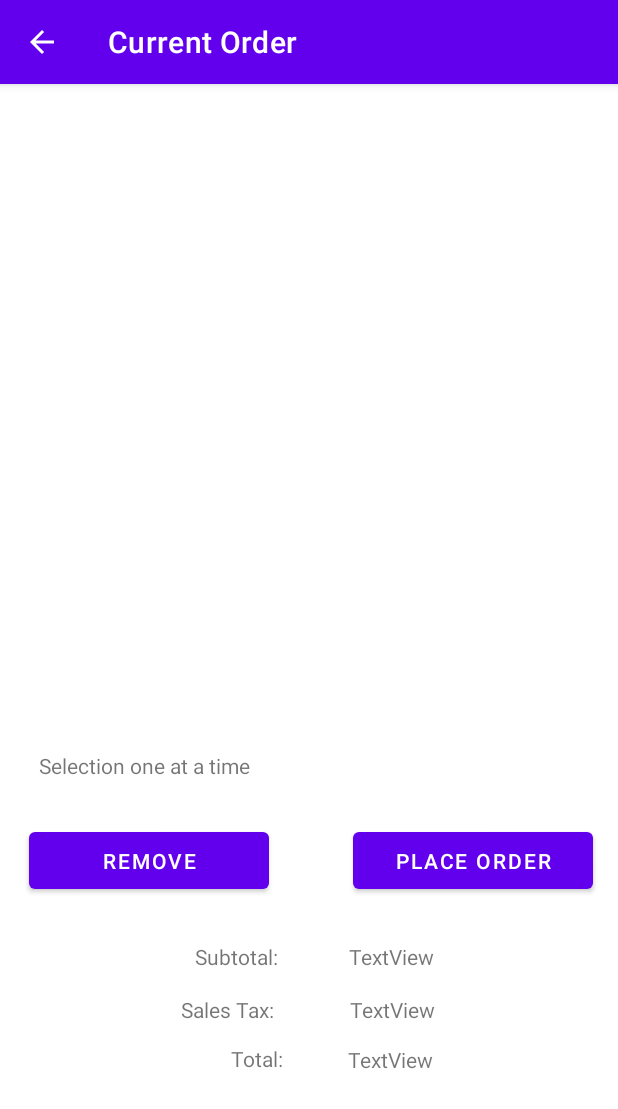
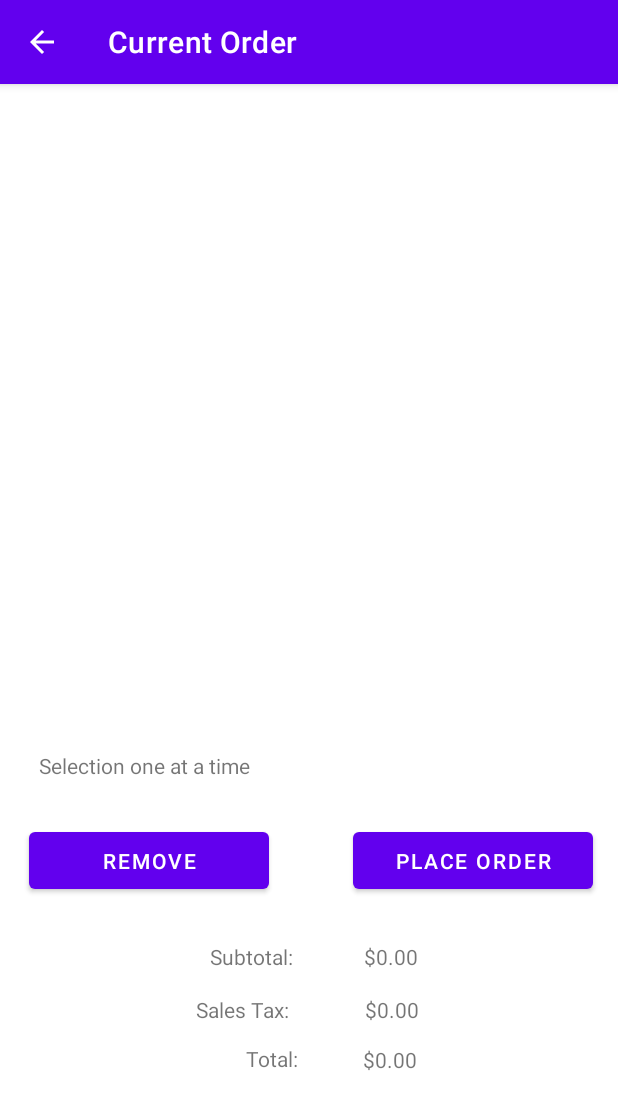
Before and after one commit to misalikesducks/RU_Cafe_Android, an Android app: the CurrentOrderActivity screen opened directly, with no data from a screen before it, on a phone screen of 412 x 824 dp. Shown: the top 1109 px of the screen. Run offline under Robolectric (Android 15) with nearby library versions, the phone set to English and light mode, and no system bars.

Commit message:
currentOrders

```diff
--- a/app/src/main/java/com/example/rucafe/Coffee.java
+++ b/app/src/main/java/com/example/rucafe/Coffee.java
@@ -17,11 +17,6 @@ public class Coffee extends MenuItem implements Customizable{
    public static final double ADD_IN = 0.20;
    public static final double EMPTY = 0.0;
 
-   public Coffee(){
-      super(0.0, 0);
-      this.size = null;
-      this.addIns = null;
-   }
 
    /**
     * Creates a Coffee object
--- a/app/src/main/java/com/example/rucafe/CurrentOrderActivity.java
+++ b/app/src/main/java/com/example/rucafe/CurrentOrderActivity.java
@@ -16,36 +16,40 @@ import java.util.List;
 
 public class CurrentOrderActivity extends AppCompatActivity{
     ListView ordersListview;
-    Button removeOrderButton, placeOrderButton;
     TextView subtotalTextView, taxTextView, totalTextView;
 
     protected ArrayList<MenuItem> itemsToDisplay = new ArrayList<>();
     protected ArrayAdapter<MenuItem> adapter;
     protected MenuItem selectedItem;
     public static final int EMPTY = 0;
+
+    /**
+     * Oncreate Method for Current Order Activity
+     * @param savedInstanceState
+     */
     @Override
     protected void onCreate(Bundle savedInstanceState) {
         super.onCreate(savedInstanceState);
         setContentView(R.layout.activity_current_order);
 
-//        ordersListview.setOnClickListener(this);
+        subtotalTextView = (TextView) findViewById(R.id.subtotalDisplayTextView);
+        taxTextView = (TextView) findViewById(R.id.salesTaxDisplayTextView);
+        totalTextView = (TextView) findViewById(R.id.totalDisplayTextView);
         ordersListview = (ListView) findViewById(R.id.orderDisplayListView);
         populateListView();
         ordersListview.setChoiceMode(ListView.CHOICE_MODE_SINGLE);
         ordersListview.setOnItemClickListener(new OnItemClickListener(){
             public void onItemClick(AdapterView<?> parent, View view, int position, long id){
                 selectedItem = itemsToDisplay.get(position);
-                //Toast.makeText(CurrentOrderActivity.this, selectedItem.toString(),Toast.LENGTH_SHORT).show();
                 view.setSelected(true);
             }
         });
-        removeOrderButton = (Button) findViewById(R.id.removeOrderButton);
-        placeOrderButton = (Button) findViewById(R.id.placeOrderButton);
-        subtotalTextView = (TextView) findViewById(R.id.subtotalDisplayTextView);
-        taxTextView = (TextView) findViewById(R.id.salesTaxDisplayTextView);
-        totalTextView = (TextView) findViewById(R.id.totalDisplayTextView);
+
     }
 
+    /**
+     * Populates the adapter with menuItems and set it to listview
+     */
     public void populateListView(){
         for(int i = 0; i < MainActivity.currOrder.items.size(); i++){
             itemsToDisplay.add(MainActivity.currOrder.items.get(i));
@@ -54,8 +58,18 @@ public class CurrentOrderActivity extends AppCompatActivity{
                 (this, R.layout.currorder_listitem,R.id.displayTextView,itemsToDisplay);
         ordersListview.setAdapter(adapter);
 
+        MainActivity.currOrder.setSubTotal();
+        subtotalTextView.setText(StoreOrders.convertToMoney(MainActivity.currOrder.getSubTotal()));
+        MainActivity.currOrder.setSalesTax();
+        taxTextView.setText(StoreOrders.convertToMoney(MainActivity.currOrder.getSalesTax()));
+        MainActivity.currOrder.setTotal();
+        totalTextView.setText(StoreOrders.convertToMoney(MainActivity.currOrder.getTotal()));
     }
 
+    /**
+     * Place an order to StoreOrder
+     * @param view - click of placeOrderButton
+     */
     public void placeOrder(View view){
         if(MainActivity.currStoreOrder.getOrders().add(MainActivity.currOrder) && MainActivity.currOrder.getItems().size() != EMPTY){
             Order.incrementIDNumber();
@@ -66,14 +80,20 @@ public class CurrentOrderActivity extends AppCompatActivity{
         }else{
             Toast.makeText(CurrentOrderActivity.this, "Could not place an empty order",Toast.LENGTH_SHORT).show();
         }
+        finish();
     }
+
+    /**
+     * Removes selected order in ListView
+     * @param view - click of removeOrderButton
+     */
     public void removeOrder(View view){
+
         if(selectedItem == null)
             Toast.makeText(CurrentOrderActivity.this, "Nothing is selected", Toast.LENGTH_SHORT).show();
         else if(itemsToDisplay.size() == EMPTY){
             Toast.makeText(CurrentOrderActivity.this, "Could not remove on empty order",Toast.LENGTH_SHORT).show();
-        }else{
-            MainActivity.currOrder.getItems().remove(selectedItem);
+        }else if(MainActivity.currOrder.getItems().remove(selectedItem)){
             itemsToDisplay.remove(selectedItem);
             selectedItem = null;
             itemsToDisplay.clear();
@@ -83,18 +103,4 @@ public class CurrentOrderActivity extends AppCompatActivity{
 
 
     }
-
-
-
-    // public void populateListView()
-
-    /*
-        CurrentOrder
-        remove
-            - order is empty
-            - item not selected
-        place order
-            - order is emtpy
-            - order has been placed
-    */
 }
--- a/app/src/main/java/com/example/rucafe/DonutOrderingActivity.java
+++ b/app/src/main/java/com/example/rucafe/DonutOrderingActivity.java
@@ -185,6 +185,7 @@ public class DonutOrderingActivity extends AppCompatActivity{
                     "Order Placed", Toast.LENGTH_SHORT);
             toast.show();
         }
+        finish();
     }
 
     /**
```
Also changed, not shown: app/src/main/java/com/example/rucafe/CoffeeOrderingActivity.java (+47 -15 lines).
